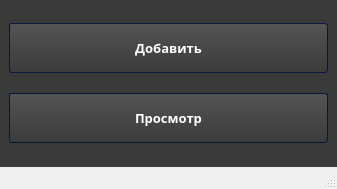
Qt form startWindowUi.ui (JavelinSx/kadastr) before a commit.
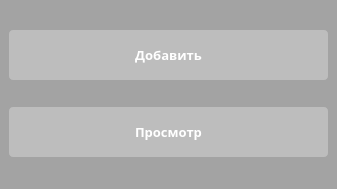
The same form after that commit. Icons and pictures are not drawn.

```diff
--- a/startWindowUi.ui
+++ b/startWindowUi.ui
@@ -18,20 +18,13 @@
   <property name="windowTitle">
    <string>Выберите необходимое действие</string>
   </property>
-  <widget class="QWidget" name="centralwidget">
-   <property name="font">
-    <font>
-     <family>Kartika</family>
-     <weight>75</weight>
-     <bold>true</bold>
-    </font>
-   </property>
-   <property name="styleSheet">
-    <string notr="true">QWidget
+  <property name="styleSheet">
+   <string notr="true">/*-----QWidget-----*/
+QWidget
 {
-	background-color: #3a3a3a;
+	background-color: #a3a3a3;
 	color: #fff;
-	selection-background-color: #b78620;
+	selection-background-color: #fff;
 	selection-color: #000;
 
 }
@@ -46,114 +39,12 @@
 }
 
 
-/*-----QMenuBar-----*/
-QMenuBar 
-{
-	background-color: qlineargradient(spread:repeat, x1:1, y1:0, x2:1, y2:1, stop:0 rgba(57, 57, 57, 255),stop:1 rgba(50, 50, 50, 255));
-	border: 1px solid #000;
-	color: #fff;
-
-}
-
-
-QMenuBar::item 
-{
-	background-color: transparent;
-
-}
-
-
-QMenuBar::item:selected 
-{
-	background-color: rgba(183, 134, 32, 20%);
-	border: 1px solid #b78620;
-	color: #fff;
-
-}
-
-
-QMenuBar::item:pressed 
-{
-	background-color: rgb(183, 134, 32);
-	border: 1px solid #b78620;
-	color: #fff;
-
-}
-
-
-/*-----QMenu-----*/
-QMenu
-{
-    background-color: qlineargradient(spread:repeat, x1:1, y1:0, x2:1, y2:1, stop:0 rgba(57, 57, 57, 255),stop:1 rgba(50, 50, 50, 255));
-    border: 1px solid #222;
-    padding: 4px;
-	color: #fff;
-
-}
-
-
-QMenu::item
-{
-    background-color: transparent;
-    padding: 2px 20px 2px 20px;
-
-}
-
-
-QMenu::separator
-{
-   	background-color: rgb(183, 134, 32);
-	height: 1px;
-
-}
-
-
-QMenu::item:disabled
-{
-    color: #555;
-    background-color: transparent;
-    padding: 2px 20px 2px 20px;
-
-}
-
-
-QMenu::item:selected
-{
-	background-color: rgba(183, 134, 32, 20%);
-	border: 1px solid #b78620;
-	color: #fff;
-
-}
-
-
-/*-----QToolBar-----*/
-QToolBar
-{
-	background-color: qlineargradient(spread:repeat, x1:1, y1:0, x2:1, y2:1, stop:0 rgba(69, 69, 69, 255),stop:1 rgba(58, 58, 58, 255));
-	border-top: none;
-	border-bottom: 1px solid #4f4f4f;
-	border-left: 1px solid #4f4f4f;
-	border-right: 1px solid #4f4f4f;
-
-}
-
-
-QToolBar::separator
-{
-	background-color: #2e2e2e;
-	width: 1px;
-
-}
-
-
 /*-----QToolButton-----*/
 QToolButton 
 {
 	background-color: transparent;
 	color: #fff;
-	padding: 5px;
-	padding-left: 8px;
-	padding-right: 8px;
+	padding: 3px;
 	margin-left: 1px;
 }
 
@@ -177,7 +68,7 @@
 
 QToolButton:checked
 {
-	background-color: qlineargradient(spread:repeat, x1:1, y1:0, x2:1, y2:1, stop:0 rgba(57, 57, 57, 255),stop:1 rgba(50, 50, 50, 255));
+	background-color: #727272;
 	border: 1px solid #222;
 }
 
@@ -185,13 +76,10 @@
 /*-----QPushButton-----*/
 QPushButton
 {
-	background-color: qlineargradient(spread:repeat, x1:1, y1:0, x2:1, y2:1, stop:0 rgba(84, 84, 84, 255),stop:1 rgba(59, 59, 59, 255));
-	color: #ffffff;
+	background-color: #bdbdbd;
+	color: #fff;
 	min-width: 80px;
-	border-style: solid;
-	border-width: 1px;
-	border-radius: 3px;
-	border-color: #051a39;
+	border-radius: 4px;
 	padding: 5px;
 
 }
@@ -201,15 +89,15 @@
 {
 	background-color: transparent;
 	border: none;
-	color: #fff;
+	color: #000;
 
 }
 
 
 QPushButton::disabled
 {
-	background-color: #404040;
-	color: #656565;
+	background-color: #606060;
+	color: #959595;
 	border-color: #051a39;
 
 }
@@ -233,8 +121,8 @@
 
 QPushButton::checked
 {
-	background-color: qlineargradient(spread:repeat, x1:1, y1:0, x2:1, y2:1, stop:0 rgba(74, 74, 74, 255),stop:1 rgba(49, 49, 49, 255));
-	border: 1px solid #222;
+	background-color: #707070;
+	border: 1px solid #fff;
 
 }
 
@@ -242,12 +130,12 @@
 /*-----QLineEdit-----*/
 QLineEdit
 {
-	background-color: #131313;
-	color : #eee;
-	border: 1px solid #343434;
-	border-radius: 2px;
+	background-color: #lightgray;
+	color : #fff;
+	border: 1px solid #f0f0f0;
 	padding: 3px;
 	padding-left: 5px;
+	border-radius: 4px;
 
 }
 
@@ -255,75 +143,42 @@
 /*-----QPlainTExtEdit-----*/
 QPlainTextEdit
 {
-	background-color: #131313;
-	color : #eee;
-	border: 1px solid #343434;
-	border-radius: 2px;
+	background-color: #575757;
+	color : #fff;
+	border: 1px solid #f0f0f0;
 	padding: 3px;
 	padding-left: 5px;
+	border-radius: 4px;
 
 }
-
-
-/*-----QTabBar-----*/
-QTabBar::tab
+QTextEdit
 {
-	background-color: qlineargradient(spread:repeat, x1:1, y1:0, x2:1, y2:1, stop:0 rgba(84, 84, 84, 255),stop:1 rgba(59, 59, 59, 255));
-	color: #ffffff;
-	border-style: solid;
-	border-width: 1px;
-	border-color: #666;
-	border-bottom: none;
-	padding: 5px;
-	padding-left: 15px;
-	padding-right: 15px;
-
+	background-color: #lightgray;
+	border-radius: 4px;
+	border: 1px solid #f0f0f0;
 }
 
-
-QTabWidget::pane 
+/*-----QToolBox-----*/
+QToolBox
 {
-	background-color: red;
-	border: 1px solid #666;
-	top: 1px;
+	background-color: transparent;
+	border: 1px solid #f0f0f0;
 
 }
 
 
-QTabBar::tab:last
+QToolBox::tab
 {
-	margin-right: 0; 
+	background-color: #002b2b;
+	border: 1px solid #f0f0f0;
 
 }
 
 
-QTabBar::tab:first:!selected
+QToolBox::tab:hover
 {
-	background-color: #0c0c0d;
-	margin-left: 0px;
-
-}
-
-
-QTabBar::tab:!selected
-{
-	color: #b1b1b1;
-	border-bottom-style: solid;
-	background-color: #0c0c0d;
-
-}
-
-
-QTabBar::tab:selected
-{
-	margin-bottom: 0px;
-
-}
-
-
-QTabBar::tab:!selected:hover
-{
-	border-top-color: #b78620;
+	background-color: #006d6d;
+	border: 1px solid #f0f0f0;
 
 }
 
@@ -331,18 +186,31 @@
 /*-----QComboBox-----*/
 QComboBox
 {
-    background-color: qlineargradient(spread:repeat, x1:1, y1:0, x2:1, y2:1, stop:0 rgba(84, 84, 84, 255),stop:1 rgba(59, 59, 59, 255));
-    border: 1px solid #000;
+    background-color: #lightgray;
     padding-left: 6px;
-    color: #ffffff;
+    color: #fff;
     height: 20px;
+	border-radius: 4px;
+	border: 1px solid #f0f0f0;
 
 }
 
+QComboBox::drop-down 
+{
+    border: 0px; /* This seems to replace the whole arrow of the combo box */
+	background-color: #lightgray;
+}
+
+/* Define a new custom arrow icon for the combo box */
+QComboBox::down-arrow {
+	background-color: #lightgray;
+    width: 14px;
+    height: 14px;
+}
 
 QComboBox::disabled
 {
-	background-color: #404040;
+	background-color: #575757;
 	color: #656565;
 	border-color: #051a39;
 
@@ -351,18 +219,18 @@
 
 QComboBox:on
 {
-    background-color: #b78620;
-	color: #000;
+    background-color: #4a5157;
+	color: #fff;
 
 }
 
 
 QComboBox QAbstractItemView
 {
-    background-color: #383838;
-    color: #ffffff;
-    border: 1px solid black;
-    selection-background-color: #b78620;
+    background-color: #4a5157;
+    color: #fff;
+    selection-background-color: #002b2b;
+	selection-color: #fff;
     outline: 0;
 
 }
@@ -370,147 +238,31 @@
 
 QComboBox::drop-down
 {
-	background-color: qlineargradient(spread:repeat, x1:1, y1:0, x2:1, y2:1, stop:0 rgba(57, 57, 57, 255),stop:1 rgba(50, 50, 50, 255));
+	background-color: #4a5157;
     subcontrol-origin: padding;
     subcontrol-position: top right;
+	border-radius: 4px;
     width: 15px;
-    border-left-width: 1px;
-    border-left-color: black;
-    border-left-style: solid; 
 
 }
 
 
-QComboBox::down-arrow
-{
-    image: url(://arrow-down.png);
-    width: 8px;
-    height: 8px;
-}
 
-
-/*-----QSpinBox &amp; QDateTimeEdit-----*/
-QSpinBox,
-QDateTimeEdit 
+QDateEdit
 {
-    background-color: #131313;
-	color : #eee;
-	border: 1px solid #343434;
-	padding: 3px;
-	padding-left: 5px;
-    border-radius : 2px;
-
+		background-color: #lightgray;
+		border: 1px solid #f0f0f0;
+		border-radius: 4px;
 }
 
 
-QSpinBox::up-button, 
-QDateTimeEdit::up-button
-{
-	border-top-right-radius:2px;
-	background-color: #777777;
-    width: 16px; 
-    border-width: 1px;
-
-}
-
-
-QSpinBox::up-button:hover, 
-QDateTimeEdit::up-button:hover
-{
-	background-color: #585858;
-
-}
-
-
-QSpinBox::up-button:pressed, 
-QDateTimeEdit::up-button:pressed
-{
-	background-color: #252525;
-    width: 16px; 
-    border-width: 1px;
-
-}
-
-
-QSpinBox::up-arrow,
-QDateTimeEdit::up-arrow
-{
-    image: url(://arrow-up.png);
-    width: 7px;
-    height: 7px;
-
-}
-
-
-QSpinBox::down-button, 
-QDateTimeEdit::down-button
-{
-	border-bottom-right-radius:2px;
-	background-color: #777777;
-    width: 16px; 
-    border-width: 1px;
-
-}
-
-
-QSpinBox::down-button:hover, 
-QDateTimeEdit::down-button:hover
-{
-	background-color: #585858;
-
-}
-
-
-QSpinBox::down-button:pressed, 
-QDateTimeEdit::down-button:pressed
-{
-	background-color: #252525;
-    width: 16px; 
-    border-width: 1px;
-
-}
-
-
-QSpinBox::down-arrow,
-QDateTimeEdit::down-arrow
-{
-    image: url(://arrow-down.png);
-    width: 7px;
-    height: 7px;
-
-}
-
-
-/*-----QGroupBox-----*/
-QGroupBox 
-{
-    border: 1px solid;
-    border-color: #666666;
-	border-radius: 5px;
-    margin-top: 20px;
-
-}
-
-
-QGroupBox::title  
-{
-    background-color: transparent;
-    color: #eee;
-    subcontrol-origin: margin;
-    padding: 5px;
-	border-top-left-radius: 3px;
-	border-top-right-radius: 3px;
-
-}
-
 
 /*-----QHeaderView-----*/
 QHeaderView::section
 {
-    background-color: qlineargradient(spread:repeat, x1:1, y1:0, x2:1, y2:1, stop:0 rgba(60, 60, 60, 255),stop:1 rgba(50, 50, 50, 255));
-	border: 1px solid #000;
+    background-color: #4a5157;
+	border: none;
     color: #fff;
-    text-align: left;
 	padding: 4px;
 	
 }
@@ -526,8 +278,8 @@
 
 QHeaderView::section:checked
 {
-    background-color: qlineargradient(spread:repeat, x1:1, y1:0, x2:1, y2:1, stop:0 rgba(60, 60, 60, 255),stop:1 rgba(50, 50, 50, 255));
-    color: #fff;
+    background-color: qlineargradient(spread:repeat, x1:1, y1:0, x2:1, y2:1, stop:0 rgba(227, 227, 227, 255),stop:1 rgba(187, 187, 187, 255));
+    color: #000;
 
 }
 
@@ -535,51 +287,100 @@
 QHeaderView::section::vertical::first,
 QHeaderView::section::vertical::only-one
 {
-    border-top: 1px solid #353635;
+    border-left: 1px solid #003333;
 
 }
 
 
 QHeaderView::section::vertical
 {
-    border-top: 1px solid #353635;
-
+    border-left: 1px solid #003333;
 }
 
 
 QHeaderView::section::horizontal::first,
 QHeaderView::section::horizontal::only-one
 {
-    border-left: 1px solid #353635;
+    border-left: 1px solid #003333;
 
 }
 
 
 QHeaderView::section::horizontal
 {
-    border-left: 1px solid #353635;
+    border-left: 1px solid #003333;
 
 }
 
 
 QTableCornerButton::section
 {
-    background-color: qlineargradient(spread:repeat, x1:1, y1:0, x2:1, y2:1, stop:0 rgba(60, 60, 60, 255),stop:1 rgba(50, 50, 50, 255));
+    background-color: qlineargradient(spread:repeat, x1:1, y1:0, x2:1, y2:1, stop:0 rgba(227, 227, 227, 255),stop:1 rgba(187, 187, 187, 255));
 	border: 1px solid #000;
     color: #fff;
 
 }
 
 
+/*-----QCalendarWidget-----*/
+QCalendarWidget QToolButton
+{
+  	background-color: transparent;
+  	color: white;
+
+}
+
+
+QCalendarWidget QToolButton::hover
+{
+	background-color: #006666;
+	border: 1px solid #006666;
+	color: #fff;
+
+}
+
+
+QCalendarWidget QMenu 
+{
+	width: 120px;
+	left: 20px;
+	color: white;
+
+}
+
+
+QCalendarWidget QWidget 
+{ 
+	alternate-background-color: #4a5157; 
+	color: #fff;
+
+}
+
+
+QCalendarWidget QAbstractItemView:enabled 
+{
+	color: #fff;  
+	background-color: #a0a0a3;  
+	selection-background-color: #d4d4d4; 
+	selection-color: #fff; 
+
+}
+
+
+QCalendarWidget QAbstractItemView:disabled 
+{ 
+	color: #404040; 
+
+}
+
+
 /*-----QTreeWidget-----*/
 QTreeView
 {
-	show-decoration-selected: 1;
-	alternate-background-color: #3a3a3a;
-	selection-color: #fff;
-	background-color: #2d2d2d;
-	border: 1px solid gray;
-	padding-top : 5px;
+	show-decoration-selected: 0;
+	alternate-background-color: transparent;
+	background-color: transparent;
+   	border: none;
 	color: #fff;
 	font: 8pt;
 
@@ -589,7 +390,7 @@
 QTreeView::item:selected
 {
 	color:#fff;
-	background-color: #b78620;
+	background-color: #002b2b;
 	border-radius: 0px;
 
 }
@@ -623,12 +424,13 @@
 /*-----QListView-----*/
 QListView 
 {
-	background-color: qlineargradient(spread:repeat, x1:1, y1:0, x2:1, y2:1, stop:0 rgba(83, 83, 83, 255),stop:0.293269 rgba(81, 81, 81, 255),stop:0.634615 rgba(79, 79, 79, 255),stop:1 rgba(83, 83, 83, 255));
+	background-color: transparent;
+	alternate-background-color: transparent;
     border : none;
-    color: white;
+    color: #fff;
     show-decoration-selected: 1; 
     outline: 0;
-	border: 1px solid gray;
+   	border: 1px solid #f0f0f0;
 
 }
 
@@ -644,23 +446,16 @@
 
 QListView::item 
 {
-	background-color: #2d2d2d;
+	background-color: transparent;
     padding: 1px;
 
 }
 
 
-QListView::item:alternate 
-{
-    background-color: #3a3a3a;
-
-}
-
-
 QListView::item:selected 
 {
-	background-color: #b78620;
-	border: 1px solid #b78620;
+	background-color: #002b2b;
+	border: 1px solid #002b2b;
 	color: #fff;
 
 }
@@ -668,8 +463,8 @@
 
 QListView::item:selected:!active 
 {
-	background-color: #b78620;
-	border: 1px solid #b78620;
+	background-color: #002b2b;
+	border: 1px solid #002b2b;
 	color: #fff;
 
 }
@@ -677,8 +472,8 @@
 
 QListView::item:selected:active 
 {
-	background-color: #b78620;
-	border: 1px solid #b78620;
+	background-color: #002b2b;
+	border: 1px solid #002b2b;
 	color: #fff;
 
 }
@@ -696,7 +491,7 @@
 QCheckBox
 {
 	background-color: transparent;
-    color: lightgray;
+    color: #fff;
 	border: none;
 
 }
@@ -704,8 +499,8 @@
 
 QCheckBox::indicator
 {
-    background-color: #323232;
-    border: 1px solid darkgray;
+    background-color: lightgray;
+    border: 1px solid #000;
     width: 12px;
     height: 12px;
 
@@ -715,7 +510,7 @@
 QCheckBox::indicator:checked
 {
     image:url(&quot;./ressources/check.png&quot;);
-	background-color: #b78620;
+	background-color: #002b2b;
     border: 1px solid #3a546e;
 
 }
@@ -747,7 +542,7 @@
 /*-----QRadioButton-----*/
 QRadioButton 
 {
-	color: lightgray;
+	color: #fff;
 	background-color: transparent;
 
 }
@@ -763,242 +558,232 @@
 
 QRadioButton::indicator::checked 
 {
-	border: 2px solid #b78620;
+	border: 2px solid #52beff;
 	border-radius: 6px;
-	background-color: rgba(183,134,32,20%);  
+	background-color: #002b2b;  
 	width: 9px; 
 	height: 9px; 
 
 }
 
 
-/*-----QSlider-----*/
-QSlider::groove:horizontal 
-{
-	background-color: transparent;
-	height: 3px;
-
-}
-
-
-QSlider::sub-page:horizontal 
-{
-	background-color: #b78620;
-
-}
-
-
-QSlider::add-page:horizontal 
-{
-	background-color: #131313;
-
-}
-
-
-QSlider::handle:horizontal 
-{
-	background-color: #b78620;
-	width: 14px;
-	margin-top: -6px;
-	margin-bottom: -6px;
-	border-radius: 6px;
-
-}
-
-
-QSlider::handle:horizontal:hover 
-{
-	background-color: #d89e25;
-	border-radius: 6px;
-
-}
-
-
-QSlider::sub-page:horizontal:disabled 
-{
-	background-color: #bbb;
-	border-color: #999;
-
-}
-
-
-QSlider::add-page:horizontal:disabled 
-{
-	background-color: #eee;
-	border-color: #999;
-
-}
-
-
-QSlider::handle:horizontal:disabled 
-{
-	background-color: #eee;
-	border: 1px solid #aaa;
-	border-radius: 3px;
-
-}
-
-
 /*-----QScrollBar-----*/
-QScrollBar:horizontal
+QScrollBar:vertical 
 {
-    border: 1px solid #222222;
-    background-color: #3d3d3d;
-    height: 15px;
-    margin: 0px 16px 0 16px;
+   border: none;
+   width: 12px;
 
 }
 
 
-QScrollBar::handle:horizontal
+QScrollBar::handle:vertical 
 {
-	background-color: qlineargradient(spread:repeat, x1:1, y1:0, x2:1, y2:1, stop:0 rgba(97, 97, 97, 255),stop:1 rgba(90, 90, 90, 255));
-	border: 1px solid #2d2d2d;
-    min-height: 20px;
+   border: none;
+   border-radius : 0px;
+   background-color: #7a7a7a;
+   min-height: 80px;
+   width : 12px;
 
 }
 
 
-QScrollBar::add-line:horizontal
+QScrollBar::handle:vertical:pressed
 {
-	background-color: qlineargradient(spread:repeat, x1:1, y1:0, x2:1, y2:1, stop:0 rgba(97, 97, 97, 255),stop:1 rgba(90, 90, 90, 255));
-	border: 1px solid #2d2d2d;
-    width: 15px;
-    subcontrol-position: right;
-    subcontrol-origin: margin;
-
-}
-
-
-QScrollBar::sub-line:horizontal
-{
-	background-color: qlineargradient(spread:repeat, x1:1, y1:0, x2:1, y2:1, stop:0 rgba(97, 97, 97, 255),stop:1 rgba(90, 90, 90, 255));
-	border: 1px solid #2d2d2d;
-    width: 15px;
-    subcontrol-position: left;
-    subcontrol-origin: margin;
-
-}
-
-
-QScrollBar::right-arrow:horizontal
-{
-    image: url(://arrow-right.png);
-    width: 6px;
-    height: 6px;
-
-}
-
-
-QScrollBar::left-arrow:horizontal
-{
-    image: url(://arrow-left.png);
-    width: 6px;
-    height: 6px;
-
-}
-
-
-QScrollBar::add-page:horizontal, QScrollBar::sub-page:horizontal
-{
-    background: none;
-
-}
-
-
-QScrollBar:vertical
-{
-    background-color: #3d3d3d;
-    width: 16px;
-	border: 1px solid #2d2d2d;
-    margin: 16px 0px 16px 0px;
-
-}
-
-
-QScrollBar::handle:vertical
-{
-    background-color: qlineargradient(spread:repeat, x1:1, y1:0, x2:1, y2:1, stop:0 rgba(97, 97, 97, 255),stop:1 rgba(90, 90, 90, 255));
-	border: 1px solid #2d2d2d;
-    min-height: 20px;
+   background-color: #5d5f60; 
 
 }
 
 
 QScrollBar::add-line:vertical
 {
-	background-color: qlineargradient(spread:repeat, x1:1, y1:0, x2:1, y2:1, stop:0 rgba(97, 97, 97, 255),stop:1 rgba(90, 90, 90, 255));
-	border: 1px solid #2d2d2d;
-    height: 15px;
-    subcontrol-position: bottom;
-    subcontrol-origin: margin;
+   border: none;
+   background: transparent;
+   height: 0px;
+   subcontrol-position: bottom;
+   subcontrol-origin: margin;
+
+}
+
+
+QScrollBar::add-line:vertical:hover 
+{
+   background-color: transparent;
+
+}
+
+
+QScrollBar::add-line:vertical:pressed 
+{
+   background-color: #3f3f3f;
 
 }
 
 
 QScrollBar::sub-line:vertical
 {
-	background-color: qlineargradient(spread:repeat, x1:1, y1:0, x2:1, y2:1, stop:0 rgba(97, 97, 97, 255),stop:1 rgba(90, 90, 90, 255));
-	border: 1px solid #2d2d2d;
-    height: 15px;
-    subcontrol-position: top;
-    subcontrol-origin: margin;
+   border: none;
+   background: transparent;
+   height: 0px;
+
+}
+
+
+QScrollBar::sub-line:vertical:hover 
+{
+   background-color: transparent;
+
+}
+
+
+QScrollBar::sub-line:vertical:pressed 
+{
+   background-color: #3f3f3f;
 
 }
 
 
 QScrollBar::up-arrow:vertical
 {
-    image: url(://arrow-up.png);
-    width: 6px;
-    height: 6px;
+   width: 0px;
+   height: 0px;
+   background: transparent;
 
 }
 
 
-QScrollBar::down-arrow:vertical
+QScrollBar::down-arrow:vertical 
 {
-    image: url(://arrow-down.png);
-    width: 6px;
-    height: 6px;
+   width: 0px;
+   height: 0px;
+   background: transparent;
 
 }
 
 
 QScrollBar::add-page:vertical, QScrollBar::sub-page:vertical
 {
-    background: none;
+   background-color: #222222;
+	
+}
 
+
+QScrollBar:horizontal 
+{
+   border: none;
+   height: 12px;
+
 }
 
 
-/*-----QProgressBar-----*/
-QProgressBar
+QScrollBar::handle:horizontal 
 {
-    border: 1px solid #666666;
-    text-align: center;
-	color: #000;
-	font-weight: bold;
+   border: none;
+   border-radius : 0px;
+   background-color: #7a7a7a;
+   min-height: 80px;
+   height : 12px;
 
 }
 
 
-QProgressBar::chunk
+QScrollBar::handle:horizontal:pressed
 {
-    background-color: #b78620;
-    width: 30px;
-    margin: 0.5px;
+   background-color: #5d5f60; 
 
 }
 
+
+QScrollBar::add-line:horizontal
+{
+   border: none;
+   background: transparent;
+   height: 0px;
+   subcontrol-position: bottom;
+   subcontrol-origin: margin;
+
+}
+
+
+QScrollBar::add-line:horizontal:hover 
+{
+   background-color: transparent;
+
+}
+
+
+QScrollBar::add-line:horizontal:pressed 
+{
+   background-color: #3f3f3f;
+
+}
+
+
+QScrollBar::sub-line:horizontal
+{
+   border: none;
+   background: transparent;
+   height: 0px;
+
+}
+
+
+QScrollBar::sub-line:horizontal:hover 
+{
+   background-color: transparent;
+
+}
+
+
+QScrollBar::sub-line:horizontal:pressed 
+{
+   background-color: #3f3f3f;
+
+}
+
+
+QScrollBar::up-arrow:horizontal
+{
+   width: 0px;
+   height: 0px;
+   background: transparent;
+
+}
+
+
+QScrollBar::down-arrow:horizontal 
+{
+   width: 0px;
+   height: 0px;
+   background: transparent;
+
+}
+
+
+QScrollBar::add-page:horizontal, QScrollBar::sub-page:horizontal
+{
+   background-color: #222222;
+	
+}
+
 </string>
+  </property>
+  <widget class="QWidget" name="centralwidget">
+   <property name="font">
+    <font>
+     <family>Kartika</family>
+     <weight>75</weight>
+     <bold>true</bold>
+    </font>
+   </property>
+   <property name="styleSheet">
+    <string notr="true"/>
    </property>
    <layout class="QGridLayout" name="gridLayout">
     <item row="1" column="0">
      <widget class="QPushButton" name="pushButtonView">
       <property name="minimumSize">
        <size>
-        <width>92</width>
+        <width>90</width>
         <height>50</height>
        </size>
       </property>
@@ -1028,7 +813,7 @@
      <widget class="QPushButton" name="pushButtonAdd">
       <property name="minimumSize">
        <size>
-        <width>92</width>
+        <width>90</width>
         <height>50</height>
        </size>
       </property>
@@ -1131,17 +916,6 @@
     </item>
    </layout>
   </widget>
-  <widget class="QMenuBar" name="menubar">
-   <property name="geometry">
-    <rect>
-     <x>0</x>
-     <y>0</y>
-     <width>337</width>
-     <height>21</height>
-    </rect>
-   </property>
-  </widget>
-  <widget class="QStatusBar" name="statusbar"/>
  </widget>
  <resources/>
  <connections/>
```
Left out of the diff: 30 changed lines with no effect on the pictures.
